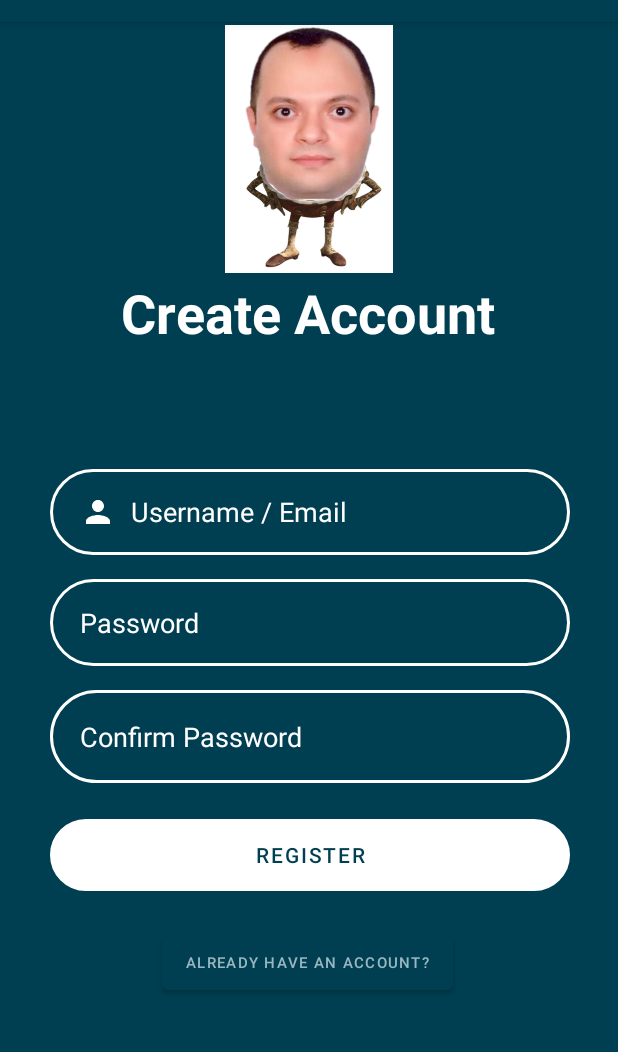
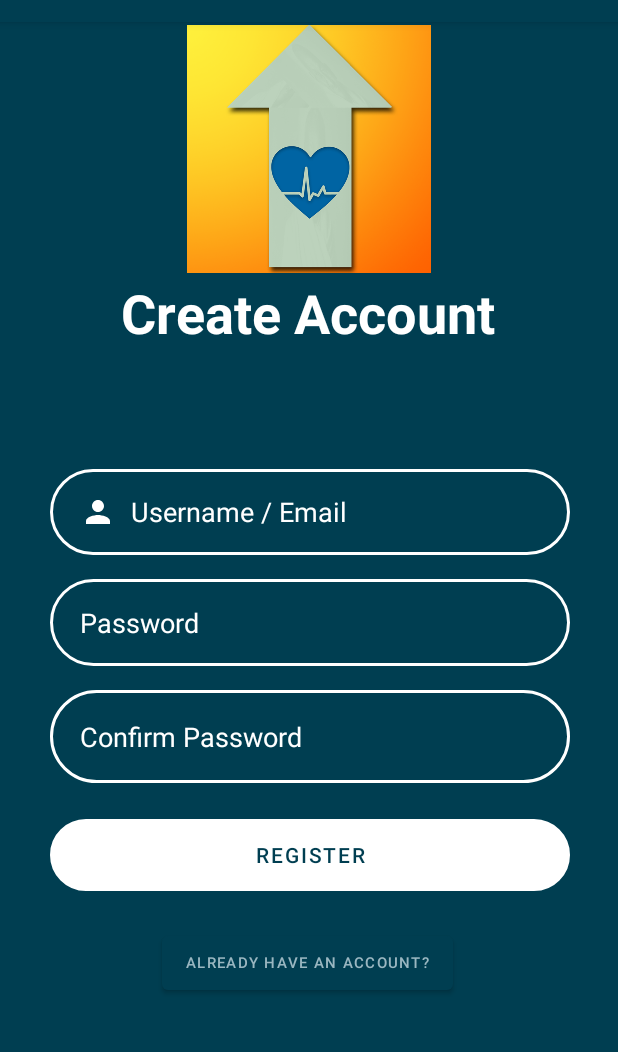
Before and after one commit to Cooper-hub/HealthMonitor, an Android app: the RegisterActivity screen opened directly, with no data from a screen before it, on a phone screen of 412 x 824 dp, the part 62-1114 px from its top. Run offline under Robolectric (Android 15) with nearby library versions, the phone set to English and light mode, and no system bars; our stand-ins replace Firebase (no records; nobody signed in at launch, a user with empty details on screens opened directly).

Commit message:
Replaced eggmad with new official Upma Health logo!!!

```diff
--- a/app/src/main/res/layout/activity_register.xml
+++ b/app/src/main/res/layout/activity_register.xml
@@ -127,7 +127,7 @@
         app:layout_constraintEnd_toEndOf="parent"
         app:layout_constraintStart_toStartOf="parent"
         app:layout_constraintTop_toTopOf="parent"
-        app:srcCompat="@drawable/eggmad" />
+        app:srcCompat="@drawable/upma_health" />
 
 
 
```
Also changed, not shown: app/src/main/res/drawable/upma_health.png (added).
